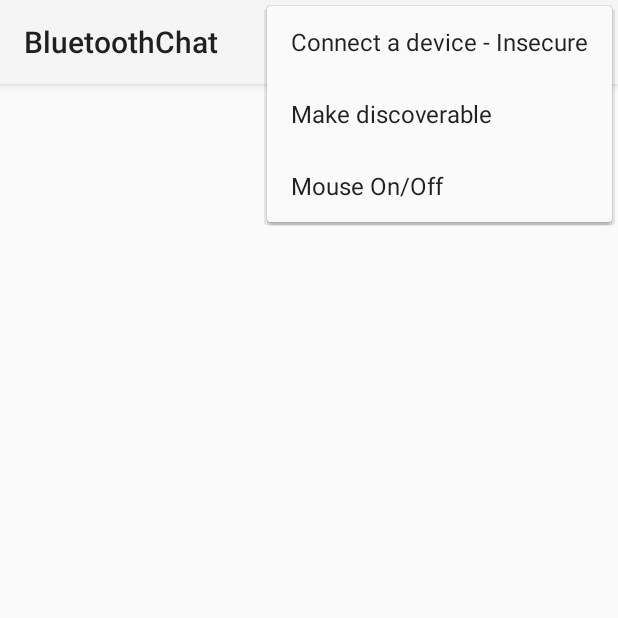
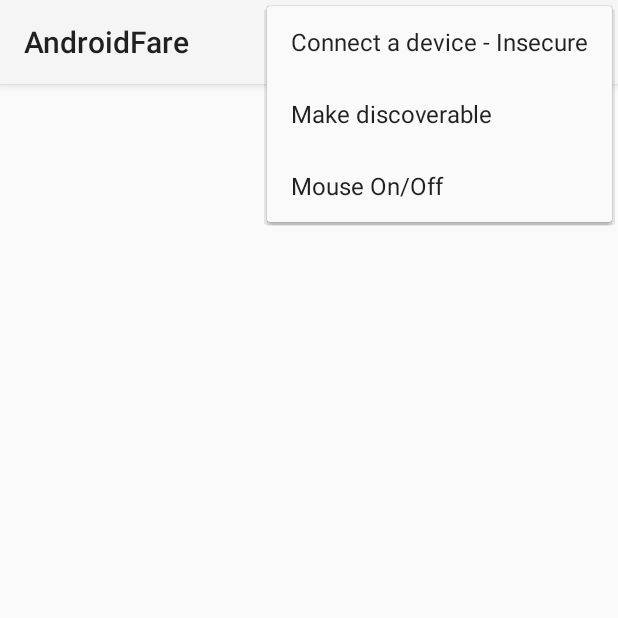
Before and after one commit to canguler/android_fare, an Android app: the screen it shows after launch (MainActivity), with the options menu open, on a phone screen of 412 x 824 dp, the top half of it. Run offline under Robolectric (Android 15) with nearby library versions, the phone set to English and light mode, and no system bars.

Commit message:
Changes application name and removes toasts.

```diff
--- a/Application/src/main/java/com/example/android/bluetoothchat/BluetoothChatFragment.java
+++ b/Application/src/main/java/com/example/android/bluetoothchat/BluetoothChatFragment.java
@@ -295,7 +295,6 @@ public class BluetoothChatFragment extends Fragment implements SensorEventListen
     public void sendMessage(String message) {
         // Check that we're actually connected before trying anything
         if (mChatService.getState() != BluetoothChatService.STATE_CONNECTED) {
-            Toast.makeText(getActivity(), R.string.not_connected, Toast.LENGTH_SHORT).show();
             return;
         }
 
--- a/Application/src/main/res/layout-w720dp/activity_main.xml
+++ b/Application/src/main/res/layout-w720dp/activity_main.xml
@@ -39,8 +39,7 @@
                   android:paddingLeft="@dimen/margin_medium"
                   android:paddingRight="@dimen/margin_medium"
                   android:paddingTop="@dimen/margin_large"
-                  android:paddingBottom="@dimen/margin_large"
-                  android:text="@string/intro_message" />
+                  android:paddingBottom="@dimen/margin_large" />
         </FrameLayout>
 
         <View
--- a/Application/src/main/res/values/base-strings.xml
+++ b/Application/src/main/res/values/base-strings.xml
@@ -16,20 +16,5 @@
 -->
 
 <resources>
-    <string name="app_name">BluetoothChat</string>
-    <string name="intro_message">
-        <![CDATA[
-
-
-            This application allows two Android devices to carry out two-way text chat over
-            Bluetooth. It demonstrates all the fundamental Bluetooth API capabilites, such as:
-              (1) Scanning for other Bluetooth devices
-              (2) Querying the local Bluetooth adapter for paired Bluetooth devices
-              (3) Establishing RFCOMM channels/sockets
-              (4) Connecting to a remote device
-              (5) Transfering data over Bluetooth
-
-
-        ]]>
-    </string>
+    <string name="app_name">AndroidFare</string>
 </resources>
```
Also changed, not shown: 2 other files.
